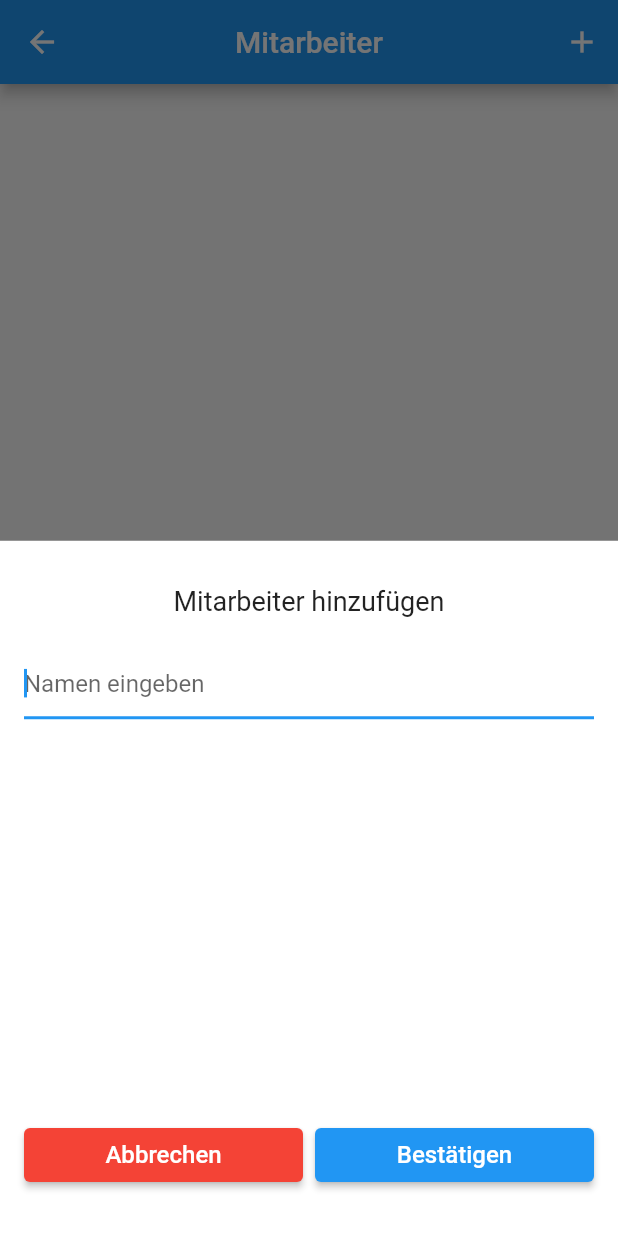
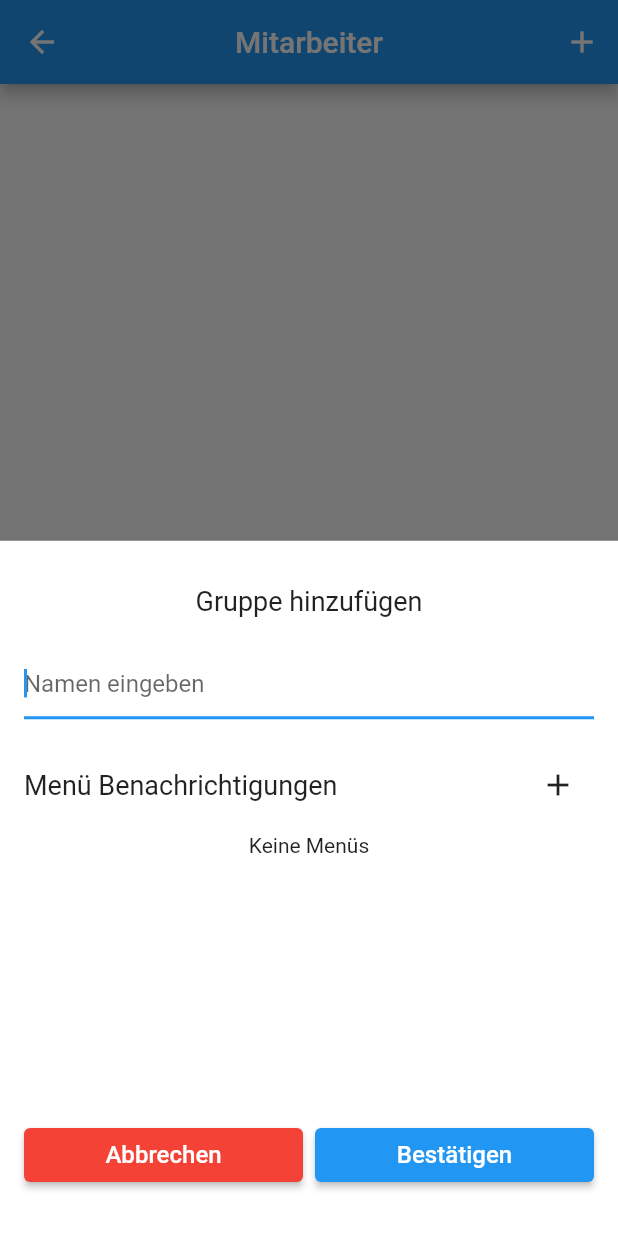
Before and after one commit to Tom-Waw/bestellbuch, a Flutter app: the EmployeesPage screen opened by its route, after a tap on the "add" icon, on a phone screen of 412 x 824 dp. Run offline on Flutter 3.47's test engine with Material 2 defaults, Android fonts, the phone set to English and light mode, and no system bars; our stand-ins replace cloud_firestore, firebase_auth, firebase_core, flutter_slidable, get; accounts and stored records are empty.

Commit message:
ADD: edit menu notifiers on employee groups

```diff
--- a/lib/src/employees_feature/employee.dart
+++ b/lib/src/employees_feature/employee.dart
@@ -1,15 +1,45 @@
-import '../services/order_service.dart';
+class EmployeeGroup {
+  final String id;
+  String name;
+  List<Employee> employees;
+  Set<String> menuNotifiers;
+
+  EmployeeGroup({
+    required this.id,
+    required this.name,
+    List<Employee>? employees,
+    List<String>? menuNotifiers,
+  })  : employees = employees ?? [],
+        menuNotifiers = Set.from(menuNotifiers ?? []);
+
+  factory EmployeeGroup.fromJson(String id, Map<String, dynamic> json) =>
+      EmployeeGroup(
+        id: id,
+        name: json["name"],
+        menuNotifiers: List.from(json["menuNotifiers"] ?? []),
+      );
+
+  Map<String, dynamic> toJson() => {
+        "name": name,
+        "menuNotifiers": menuNotifiers.toList(),
+      };
+}
 
 class Employee {
   final String id;
+  final EmployeeGroup group;
   String name;
 
-  Employee({required this.id, required this.name});
+  Employee({required this.id, required this.group, required this.name});
 
-  bool get isActive => OrderService.to.orders.any((o) => o.waiter == this);
-
-  factory Employee.fromJson(String id, Map<String, dynamic> json) => Employee(
+  factory Employee.fromJson(
+    String id,
+    EmployeeGroup group,
+    Map<String, dynamic> json,
+  ) =>
+      Employee(
         id: id,
+        group: group,
         name: json["name"],
       );
 
--- a/lib/src/employees_feature/employee_form.dart
+++ b/lib/src/employees_feature/employee_form.dart
@@ -1,16 +1,17 @@
 import 'package:flutter/material.dart';
 import 'package:get/get.dart';
 
+import '../services/employee_service.dart';
 import '../shared/add_delete_buttons.dart';
 import '../shared/form_error_message.dart';
-import '../services/employee_service.dart';
 import '../shared/utils.dart';
 import 'employee.dart';
 
 class EmployeeForm extends StatefulWidget {
+  final EmployeeGroup group;
   final Employee? employee;
 
-  const EmployeeForm({super.key, this.employee});
+  const EmployeeForm({super.key, required this.group, this.employee});
 
   @override
   State<EmployeeForm> createState() => _EmployeeFormState();
@@ -88,6 +89,7 @@ class _EmployeeFormState extends State<EmployeeForm> {
       error = await EmployeeService.to.updateEmployee(widget.employee!);
     } else {
       error = await EmployeeService.to.addEmployee(
+        group: widget.group,
         name: _nameController.text,
       );
     }
--- /dev/null
+++ b/lib/src/employees_feature/employee_group_form.dart
@@ -0,0 +1,170 @@
+import 'package:flutter/material.dart';
+import 'package:get/get.dart';
+
+import '../menu_feature/menu.dart';
+import '../menu_feature/menu_nav_controller.dart';
+import '../menu_feature/menu_tabbar.dart';
+import '../menu_feature/menu_view.dart';
+import '../services/employee_service.dart';
+import '../services/menu_service.dart';
+import '../shared/add_delete_buttons.dart';
+import '../shared/form_error_message.dart';
+import '../shared/utils.dart';
+import 'employee.dart';
+
+class EmployeeGroupForm extends StatefulWidget {
+  final EmployeeGroup? group;
+
+  const EmployeeGroupForm({super.key, this.group});
+
+  @override
+  State<EmployeeGroupForm> createState() => _EmployeeGroupFormState();
+}
+
+class _EmployeeGroupFormState extends State<EmployeeGroupForm> {
+  final _formKey = GlobalKey<FormState>();
+
+  late final _nameController = TextEditingController(text: widget.group?.name);
+  late final _menuIds = widget.group?.menuNotifiers ?? {};
+  String? _error;
+
+  @override
+  Widget build(BuildContext context) {
+    return Form(
+      key: _formKey,
+      child: Column(
+        crossAxisAlignment: CrossAxisAlignment.stretch,
+        children: [
+          TextFormField(
+            autofocus: true,
+            decoration: const InputDecoration(
+              hintText: "Namen eingeben",
+            ),
+            controller: _nameController,
+            validator: (String? value) {
+              if (value == null || value.isEmpty) {
+                return "Bitte geben Sie einen Namen an";
+              }
+              return null;
+            },
+          ),
+          const SizedBox(height: 20.0),
+          FormField(
+            builder: (_) => Column(
+              children: [
+                Row(
+                  children: [
+                    const Text(
+                      "Menü Benachrichtigungen",
+                      style: TextStyle(fontSize: 18.0),
+                    ),
+                    const Spacer(),
+                    IconButton(
+                      icon: const Icon(Icons.add),
+                      onPressed: () async {
+                        Get.put(MenuNavController());
+                        await Utils.showBottomSheet(
+                          "Menü Benachrichtigung hinzufügen",
+                          _buildBottomSheetMenuPicker(),
+                        );
+                        Get.delete<MenuNavController>();
+                      },
+                    ),
+                  ],
+                ),
+                if (_menuIds.isNotEmpty)
+                  ..._menuIds.map((id) => _buildMenuNotifierTile(id)).toList(),
+                if (_menuIds.isEmpty)
+                  const Padding(
+                    padding: EdgeInsets.all(8.0),
+                    child: Text("Keine Menüs"),
+                  ),
+              ],
+            ),
+          ),
+          const SizedBox(height: 25.0),
+          const Spacer(),
+          if (_error != null) FormErrorMessage(text: _error!),
+          AddDeleteButtons(
+            onAdd: _onAdd,
+            onDelete: _onDelete,
+            deleteText: widget.group == null ? "Abbrechen" : "Löschen",
+          ),
+        ],
+      ),
+    );
+  }
+
+  Widget _buildMenuNotifierTile(String menuId) => Obx(() {
+        Menu menu = MenuService.to.allMenus.firstWhere((m) => m.id == menuId);
+        return ListTile(
+          title: Text(menu.name),
+          subtitle: !menu.isRoot ? Text(menu.root.name) : null,
+          trailing: IconButton(
+            icon: const Icon(Icons.delete),
+            onPressed: () {
+              setState(() => _menuIds.remove(menuId));
+            },
+          ),
+        );
+      });
+
+  Widget _buildBottomSheetMenuPicker() {
+    return Column(
+      crossAxisAlignment: CrossAxisAlignment.stretch,
+      mainAxisSize: MainAxisSize.min,
+      children: [
+        const MenuTabBar(
+          labelColor: Colors.black,
+          unselectedLabelColor: Colors.black54,
+        ),
+        const Expanded(child: MenuView()),
+        ElevatedButton(
+          child: const Text("Hinzufügen"),
+          onPressed: () {
+            Get.back();
+            setState(() {
+              _menuIds.add(MenuNavController.to.current!.id);
+            });
+          },
+        ),
+      ],
+    );
+  }
+
+  void _onDelete() async {
+    if (widget.group == null) return Get.back();
+
+    String? error;
+
+    await Utils.showConfirmDialog(
+      "Willst du diesen Benutzer wirklich löschen?",
+      () async {
+        error = await EmployeeService.to.deleteGroup(widget.group!);
+      },
+    );
+
+    if (error != null) return setState(() => _error = error);
+
+    Get.back();
+  }
+
+  void _onAdd() async {
+    if (!_formKey.currentState!.validate()) return;
+
+    String? error;
+
+    if (widget.group != null) {
+      widget.group?.name = _nameController.text;
+      error = await EmployeeService.to.updateGroup(widget.group!);
+    } else {
+      error = await EmployeeService.to.addGroup(
+        name: _nameController.text,
+      );
+    }
+
+    if (error != null) return setState(() => _error = error);
+
+    Get.back();
+  }
+}
--- a/lib/src/order_feature/order.dart
+++ b/lib/src/order_feature/order.dart
@@ -68,7 +68,7 @@ class Order {
               t.group.id == json["table"].split("@")[0] &&
               t.number == int.parse(json["table"].split("@")[1]),
         ),
-        waiter: EmployeeService.to.employees.firstWhere(
+        waiter: EmployeeService.to.allEmployees.firstWhere(
           (e) => e.id == json["waiter"],
         ),
         items: <Product, int>{
--- a/lib/src/order_feature/order_detail_page.dart
+++ b/lib/src/order_feature/order_detail_page.dart
@@ -47,7 +47,9 @@ class OrderDetailPage extends StatelessWidget {
                 IconButton(
                   icon: const Icon(Icons.add),
                   onPressed: () async {
-                    Product product = await Get.toNamed(Routes.menu);
+                    dynamic product = await Get.toNamed(Routes.menu);
+                    if (product is! Product) return;
+
                     CheckoutController.to.addItem(product);
                   },
                 ),
--- a/lib/src/services/auth_service.dart
+++ b/lib/src/services/auth_service.dart
@@ -47,7 +47,7 @@ class AuthService extends GetxService {
   bool get isAdmin => _admin.value != null;
   bool get isLoggedIn => _currentUserId.value != null;
 
-  Employee get currentUser => EmployeeService.to.employees
+  Employee get currentUser => EmployeeService.to.allEmployees
       .firstWhere((e) => e.id == _currentUserId.value);
 
   void loginAsEmployee(Employee employee) {
--- a/lib/src/services/order_service.dart
+++ b/lib/src/services/order_service.dart
@@ -27,8 +27,8 @@ class OrderService extends GetxController {
     void fetchOrders(_) async => orders.value = await _dbStream().last;
 
     _workers.addAll([
-      ever(EmployeeService.to.employees, fetchOrders),
-      ever(TableService.to.tableGroups, fetchOrders),
+      ever(EmployeeService.to.groups, fetchOrders),
+      ever(TableService.to.groups, fetchOrders),
       ever(MenuService.to.menus, fetchOrders),
     ]);
   }
--- a/lib/src/services/table_service.dart
+++ b/lib/src/services/table_service.dart
@@ -10,19 +10,19 @@ class TableService extends GetxService {
 
   static TableService get to => Get.find<TableService>();
 
-  final RxList<TableGroup> tableGroups = <TableGroup>[].obs;
-  List<Table> get allTables => tableGroups.expand((g) => g.tables).toList();
+  final RxList<TableGroup> groups = <TableGroup>[].obs;
+  List<Table> get allTables => groups.expand((g) => g.tables).toList();
 
   @override
   void onInit() {
     super.onInit();
-    tableGroups.bindStream(_dbStream());
+    groups.bindStream(_dbStream());
   }
 
   @override
   void onClose() {
     super.onClose();
-    tableGroups.close();
+    groups.close();
   }
 
   Stream<List<TableGroup>> _dbStream() =>
@@ -32,7 +32,7 @@ class TableService extends GetxService {
 
   String? _checkName(String name, {TableGroup? group}) {
     if (name.isEmpty) return "Bitte geben Sie einen Namen an";
-    if (tableGroups.any((g) => g.name == name && g.id != group?.id)) {
+    if (groups.any((g) => g.name == name && g.id != group?.id)) {
       return "Dieser Name existiert bereits";
     }
     return null;
```
Also changed, not shown: lib/src/auth/login_page.dart (+4 -4 lines), lib/src/employees_feature/employee_list_item.dart (+7 -4 lines), lib/src/employees_feature/employees_page.dart (+45 -7 lines), lib/src/menu_feature/menu_page.dart (+5 -17 lines), lib/src/menu_feature/menu_tabbar.dart (+9 -3 lines), lib/src/menu_feature/menu_view.dart (added, +31 -0 lines), lib/src/services/employee_service.dart (+100 -13 lines), lib/src/tables_feature/tables_page.dart (+5 -3 lines).
